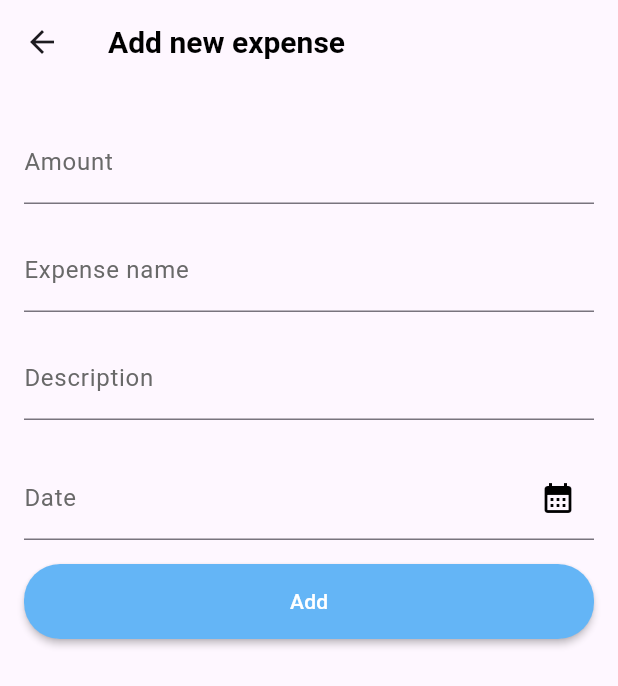
After one commit to PishiKe/spendlens_fe, a Flutter app: the ExpenseForm screen opened by its route, on a phone screen of 412 x 824 dp. The commit adds this screen. Shown: the top 686 px of the screen. Run offline on Flutter 3.47's test engine with Material 3 defaults, Android fonts, the phone set to English and light mode, and no system bars; our stand-ins replace awesome_snackbar_content, fl_chart, flutter_svg, freezed_annotation, go_router, loading_animation_widget and 1 more; accounts and stored records are empty.

Commit message:
Added expense form screen and it's routes

```diff
--- a/lib/core/routes/app_routes.dart
+++ b/lib/core/routes/app_routes.dart
@@ -13,7 +13,16 @@ class AppRoutes {
             name: 'login',
             builder: AppWidgets.loginWidget),
         GoRoute(
-            path: AppScreens.home, name: 'home', builder: AppWidgets.homeWidget)
+          path: AppScreens.home,
+          name: 'home',
+          builder: AppWidgets.homeWidget,
+          routes: [
+            GoRoute(
+                path: AppScreens.addExpense,
+                name: 'addExpense',
+                builder: AppWidgets.addExpense)
+          ],
+        ),
       ]);
 
   static GoRouter get router => _router;
--- a/lib/core/routes/app_screens.dart
+++ b/lib/core/routes/app_screens.dart
@@ -2,8 +2,8 @@ part of 'app_routes.dart';
 
 class AppScreens {
   static const home = '/';
-
   static const login = '/login';
+  static const addExpense = 'addExpense';
 }
 
 class AppWidgets {
@@ -18,4 +18,9 @@ class AppWidgets {
     GoRouterState state,
   ) =>
       const HomeScreen();
+
+  static Widget addExpense(
+    BuildContext context,
+    GoRouterState state,
+  ) => const ExpenseForm();
 }
--- /dev/null
+++ b/lib/view/screens/expense/add_expense.dart
@@ -0,0 +1,172 @@
+import 'dart:io' show Platform;
+
+import 'package:flutter/cupertino.dart';
+import 'package:flutter/material.dart';
+import 'package:go_router/go_router.dart';
+import 'package:provider/provider.dart';
+import 'package:splendlens_fe/viewmodel/viewmodel.dart';
+import 'package:splendlens_fe/core/utilities/utilities.dart';
+import 'package:splendlens_fe/view/global/widgets/widgets.dart';
+import 'package:loading_animation_widget/loading_animation_widget.dart';
+
+class ExpenseForm extends StatefulWidget {
+  const ExpenseForm({super.key});
+
+  @override
+  State<ExpenseForm> createState() => _ExpenseFormState();
+}
+
+class _ExpenseFormState extends State<ExpenseForm> {
+  HomeViewModel _homeViewModel = HomeViewModel();
+  final amountController = TextEditingController();
+  final descriptionController = TextEditingController();
+  final expenseNameController = TextEditingController();
+  final expenseDateController = TextEditingController();
+  DateTime? expenseDate = DateTime.now();
+  final _formKey = GlobalKey<FormState>();
+  bool loading = false;
+
+  void handleAddExpense() {
+    if (!_formKey.currentState!.validate()) {
+      return;
+    }
+
+    setState(() => loading = true);
+    final Map<String, dynamic> formData = {
+      "amount": int.parse(amountController.text),
+      "date": expenseDate.toString(),
+      "description": descriptionController.text,
+      "name": expenseNameController.text,
+      "user": _homeViewModel.user?.id
+    };
+
+    _homeViewModel.addExpense(formData).then((value) {
+      debugPrint(value.description);
+      if (mounted) context.pop();
+      setState(() => loading = false);
+    });
+  }
+
+  Future<void> _selectExpenseDate() async {
+    final DateTime? picked = await showDatePicker(
+        context: context,
+        firstDate: DateTime.now().subtract(const Duration(days: 365)),
+        lastDate: DateTime.now().add(const Duration(days: 365)));
+
+    if (picked != null && picked != expenseDate) {
+      setState(() {
+        expenseDate = picked;
+        expenseDateController.text = '${picked.toLocal()}';
+      });
+    }
+  }
+
+  @override
+  void initState() {
+    _homeViewModel = context.read<HomeViewModel>();
+    _homeViewModel.getUser(context);
+    super.initState();
+  }
+
+  @override
+  void dispose() {
+    amountController.dispose();
+    descriptionController.dispose();
+    super.dispose();
+  }
+
+  @override
+  Widget build(BuildContext context) {
+    return Scaffold(
+      appBar: AppBar(
+        title: Text(
+          'Add new expense',
+          style: AppTheme().blackBoldNormalStyle.copyWith(fontSize: 20.0),
+        ),
+      ),
+      body: SingleChildScrollView(
+        child: Padding(
+          padding: const EdgeInsets.symmetric(horizontal: 16.0, vertical: 24.0),
+          child: Column(
+            children: [
+              Form(
+                  key: _formKey,
+                  child: Column(
+                    children: [
+                      TextFormField(
+                        keyboardType: TextInputType.number,
+                        controller: amountController,
+                        decoration:
+                            const InputDecoration(label: Text('Amount')),
+                        validator: (value) =>
+                            Validators.notEmpty(value, 'amount'),
+                      ),
+                      const SizedBox(
+                        height: 16.0,
+                      ),
+                      TextFormField(
+                        controller: expenseNameController,
+                        decoration:
+                            const InputDecoration(label: Text('Expense name')),
+                        validator: (value) =>
+                            Validators.notEmpty(value, 'an expense name'),
+                      ),
+                      const SizedBox(
+                        height: 16.0,
+                      ),
+                      TextFormField(
+                        controller: descriptionController,
+                        decoration:
+                            const InputDecoration(label: Text('Description')),
+                      ),
+                      const SizedBox(
+                        height: 24.0,
+                      ),
+                      Platform.isIOS
+                          ? SizedBox(
+                              height: 100,
+                              child: CupertinoDatePicker(
+                                initialDateTime: expenseDate,
+                                onDateTimeChanged: (DateTime newDate) {
+                                  setState(() {
+                                    expenseDate = newDate;
+                                  });
+                                },
+                              ),
+                            )
+                          : TextFormField(
+                              controller: expenseDateController,
+                              decoration: InputDecoration(
+                                label: const Text('Date'),
+                                suffixIcon: Icon(
+                                  Icons.calendar_month,
+                                  color: AppTheme().black,
+                                ),
+                              ),
+                              validator: (value) =>
+                                  Validators.notEmpty(value, 'Expense Date'),
+                              onTap: _selectExpenseDate,
+                            ),
+                      const SizedBox(
+                        height: 16.0,
+                      ),
+                      SizedBox(
+                          width: double.infinity,
+                          height: 50.0,
+                          child: loading
+                              ? SizedBox(
+                                  height: 20,
+                                  width: 20,
+                                  child: LoadingAnimationWidget.inkDrop(
+                                      color: AppTheme().lightBlue, size: 20))
+                              : CustomButton(
+                                  onPressed: handleAddExpense, text: 'Add'))
+                    ],
+                  ))
+            ],
+          ),
+        ),
+      ),
+    );
+  }
+}
--- /dev/null
+++ b/lib/view/screens/expense/expense.dart
@@ -0,0 +1 @@
+export 'add_expense.dart';
--- a/lib/view/screens/screens.dart
+++ b/lib/view/screens/screens.dart
@@ -1,2 +1,3 @@
 export 'authentication/authentication.dart';
 export 'home/home.dart';
+export 'expense/expense.dart';
```
